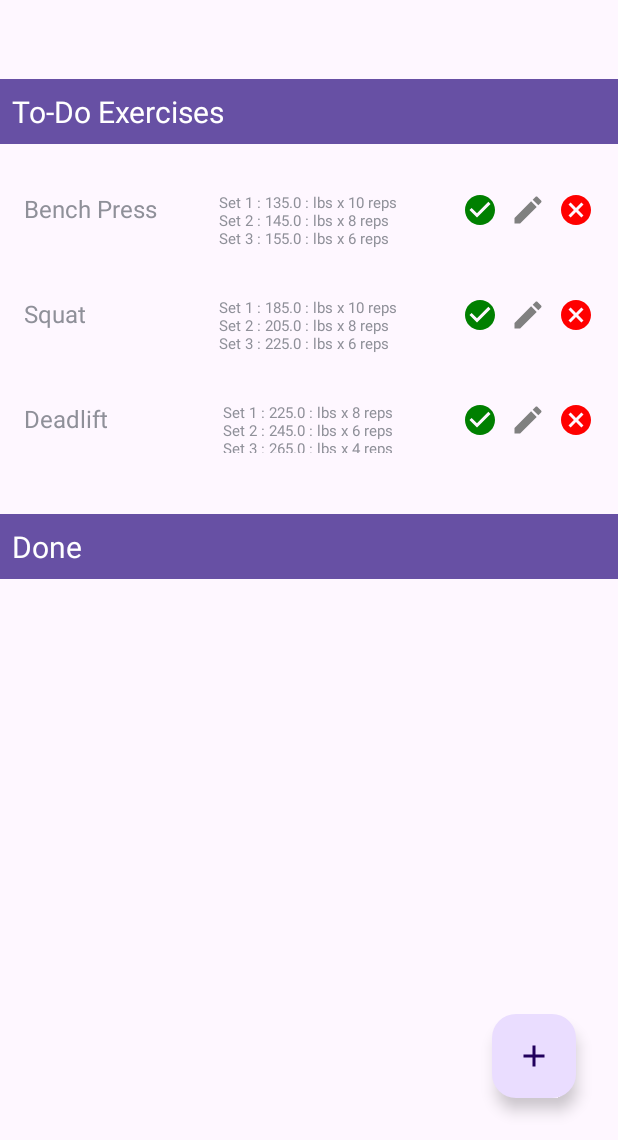
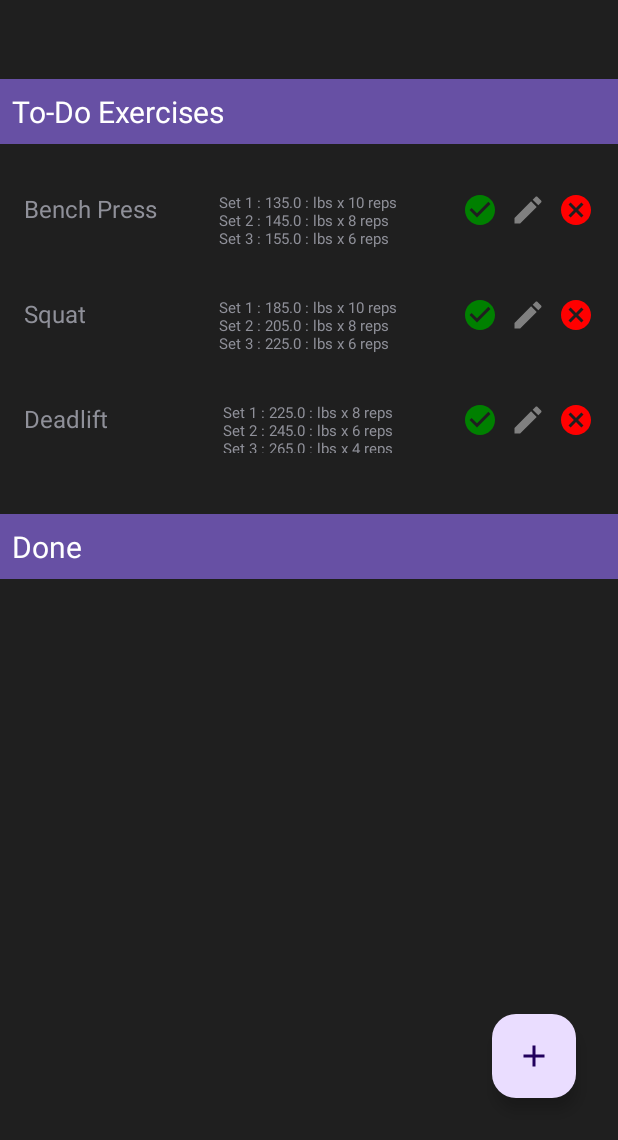
Before and after one commit to HamzaOumeziane/Exerdex-Mobile-App, an Android app: the screen it shows after launch (MainActivity), on a phone screen of 412 x 824 dp, the part 96-1236 px from its top. Run offline under Robolectric (Android 15) with nearby library versions, the light colour scheme and no system bars.

Commit message:
Implémenter le dark mode dans l'activité principale

```diff
--- a/App/app/src/main/res/layout/activity_main.xml
+++ b/App/app/src/main/res/layout/activity_main.xml
@@ -5,6 +5,7 @@
     android:id="@+id/main"
     android:layout_width="match_parent"
     android:layout_height="match_parent"
+    android:background="@color/background_secondary_dark"
     tools:context=".MainActivity">
 
     <include
--- a/App/app/src/main/res/layout/exercise_item.xml
+++ b/App/app/src/main/res/layout/exercise_item.xml
@@ -3,7 +3,8 @@
     xmlns:app="http://schemas.android.com/apk/res-auto"
     xmlns:tools="http://schemas.android.com/tools"
     android:layout_width="match_parent"
-    android:layout_height="wrap_content">
+    android:layout_height="wrap_content"
+    android:background="@color/background_secondary_dark">
 
     <TextView
         android:id="@+id/exerciseTextView"
```
